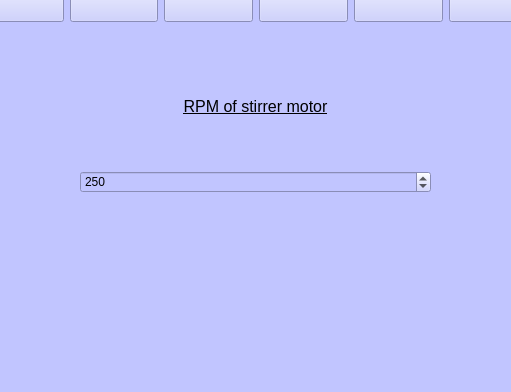
Old version of the form automation/GUI_prototype.ui in the repository AndreasNilsson123/SpinchemDBT23; both pictures show x 140 to 651 and y 88 to 480 of the 800 by 480 pixel window.
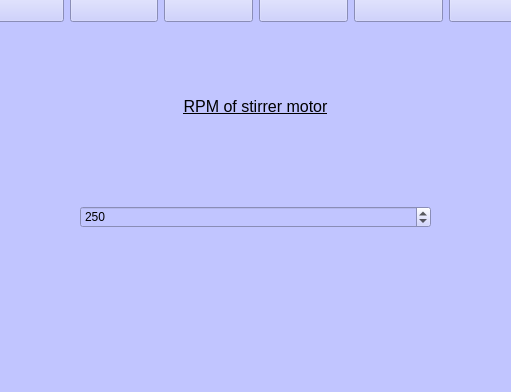
New version of the form.

Commit message: Added integration of GUI to main

The edit to the form file:
```diff
--- a/automation/GUI_prototype.ui
+++ b/automation/GUI_prototype.ui
@@ -142,7 +142,7 @@
       <x>220</x>
       <y>180</y>
       <width>351</width>
-      <height>101</height>
+      <height>136</height>
      </rect>
     </property>
     <layout class="QVBoxLayout" name="verticalLayout">
```
Left out of the diff: 2 changed lines with no effect on the pictures. The commit also changes 1 other file.
